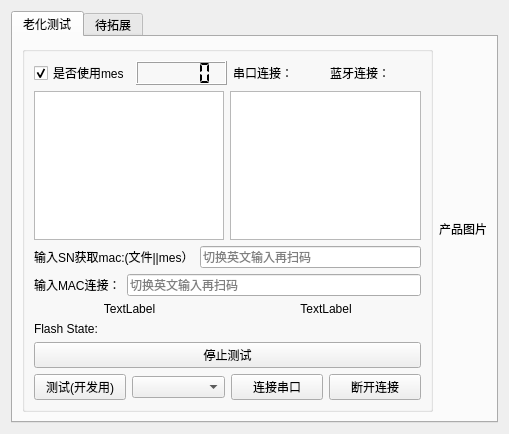
This is work_station/ageing/ageing.ui in yuhuang163/test as Qt 5 draws it before an edit. The edited form follows.
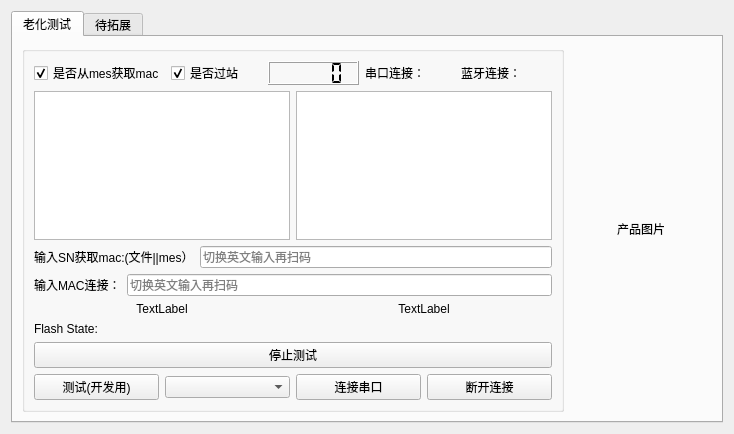
This is the edited form.

Commit message: 开发mes获取mac地址的功能勾选

The edit to the form file:
```diff
--- a/work_station/ageing/ageing.ui
+++ b/work_station/ageing/ageing.ui
@@ -6,7 +6,7 @@
    <rect>
     <x>0</x>
     <y>0</y>
-    <width>509</width>
+    <width>734</width>
     <height>434</height>
    </rect>
   </property>
@@ -109,10 +109,20 @@
               <property name="topMargin">
                <number>0</number>
               </property>
+              <item>
+               <widget class="QCheckBox" name="isformmes">
+                <property name="text">
+                 <string>是否从mes获取mac</string>
+                </property>
+                <property name="checked">
+                 <bool>true</bool>
+                </property>
+               </widget>
+              </item>
               <item>
                <widget class="QCheckBox" name="isusemes">
                 <property name="text">
-                 <string>是否使用mes</string>
+                 <string>是否过站</string>
                 </property>
                 <property name="checkable">
                  <bool>true</bool>
```
The commit also changes 14 other files.
